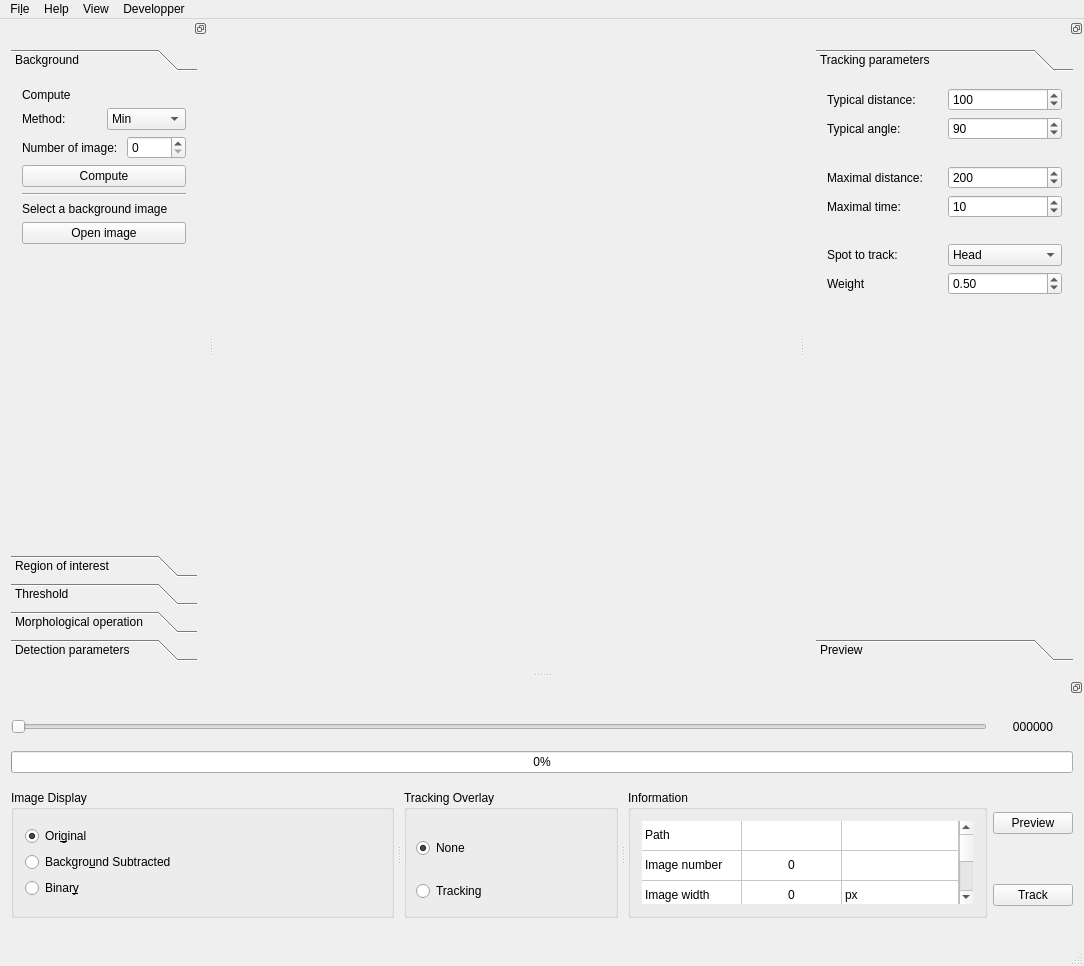
First picture: the form in src/interactive.ui, repository FastTrackOrg/FastTrack, before the edit.
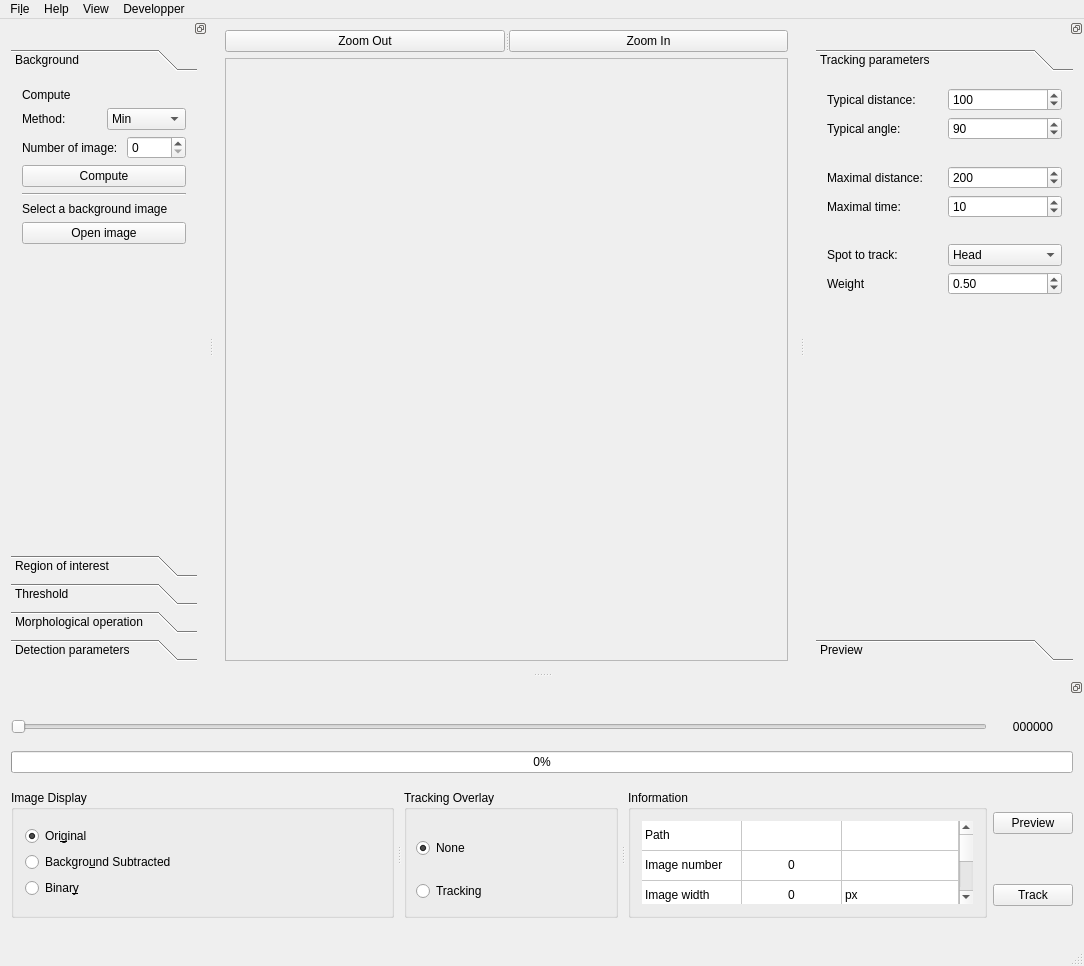
Second picture: the form after the edit.

Commit message: [feat] interactive: add zoom

```diff
--- a/src/interactive.ui
+++ b/src/interactive.ui
@@ -14,8 +14,40 @@
    <string>MainWindow</string>
   </property>
   <widget class="QWidget" name="centralwidget">
+   <layout class="QGridLayout" name="gridLayout_15">
+    <item row="0" column="0">
+     <widget class="QSplitter" name="splitter_2">
+      <property name="orientation">
+       <enum>Qt::Horizontal</enum>
+      </property>
+      <widget class="QPushButton" name="zoomOut">
+       <property name="text">
+        <string>Zoom Out</string>
+       </property>
+      </widget>
+      <widget class="QPushButton" name="zoomIn">
+       <property name="text">
+        <string>Zoom In</string>
+       </property>
+      </widget>
+     </widget>
+    </item>
+    <item row="1" column="0">
+     <widget class="QScrollArea" name="scrollArea">
+      <property name="widgetResizable">
+       <bool>true</bool>
+      </property>
+      <widget class="QWidget" name="scrollAreaWidgetContents">
+       <property name="geometry">
+        <rect>
+         <x>0</x>
+         <y>0</y>
+         <width>565</width>
+         <height>596</height>
+        </rect>
+       </property>
    <layout class="QGridLayout" name="gridLayout_2">
-    <item row="0" column="0">
+        <item row="1" column="0">
      <widget class="QLabel" name="display">
       <property name="sizePolicy">
        <sizepolicy hsizetype="Ignored" vsizetype="Ignored">
@@ -33,6 +65,10 @@
     </item>
    </layout>
   </widget>
+     </widget>
+    </item>
+   </layout>
+  </widget>
   <widget class="QStatusBar" name="statusbar"/>
   <widget class="QDockWidget" name="imageOptions">
    <property name="minimumSize">
```
Left out of the diff: 14 changed lines with no effect on the pictures. Lines whose indentation alone changed are shown as unchanged. The commit also changes 2 other files.
